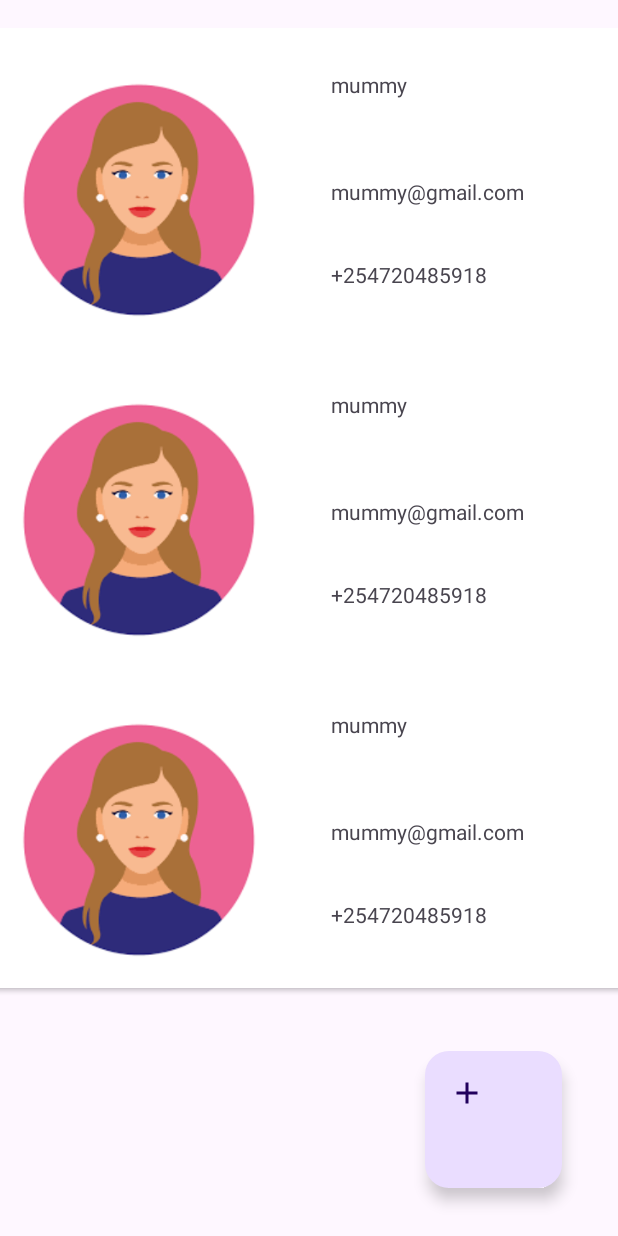
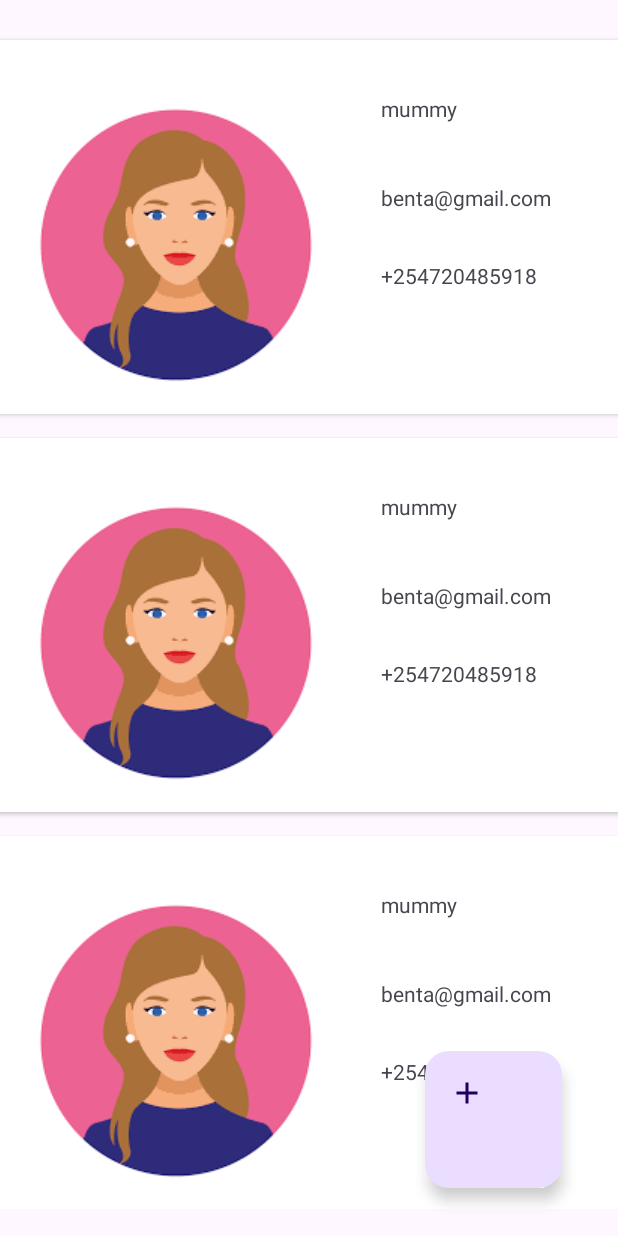
Before and after one commit to Juliet-Olieng/create_contact, an Android app: the layout activity_main.xml on its own in the app's theme, with its tools: preview values and no code run, on a phone screen of 412 x 824 dp. Run offline under Robolectric (Android 15) with nearby library versions, the phone set to English and light mode, and no system bars.

Commit message:
making changes in the contact app

```diff
--- a/app/src/main/res/layout/activity_main.xml
+++ b/app/src/main/res/layout/activity_main.xml
@@ -4,7 +4,7 @@
     xmlns:tools="http://schemas.android.com/tools"
     android:layout_width="match_parent"
     android:layout_height="match_parent"
-    tools:context=".MainActivity">
+    tools:context=".ui.MainActivity">
 
     <androidx.recyclerview.widget.RecyclerView
         android:id="@+id/rvContact"
--- a/app/src/main/res/layout/contact_list.xml
+++ b/app/src/main/res/layout/contact_list.xml
@@ -3,32 +3,22 @@
     xmlns:tools="http://schemas.android.com/tools"
     android:layout_width="match_parent"
     android:layout_height="wrap_content"
+    xmlns:app="http://schemas.android.com/apk/res-auto"
+    android:layout_margin="8dp"
+    android:id="@id/IvContact"
 
-    xmlns:app="http://schemas.android.com/apk/res-auto"
 >
-
 
 
     <androidx.constraintlayout.widget.ConstraintLayout
         android:layout_width="match_parent"
         android:layout_height="wrap_content">
-
-        <TextView
-            android:id="@+id/tvEmail"
+        <ImageView
+            android:id="@+id/IvContact"
             android:layout_width="wrap_content"
             android:layout_height="wrap_content"
-            android:layout_marginStart="32dp"
-            android:layout_marginTop="36dp"
-            android:text="mummy@gmail.com"
-            app:layout_constraintStart_toEndOf="@+id/ivContact"
-            app:layout_constraintTop_toBottomOf="@+id/tvName" />
-
-        <ImageView
-            android:id="@+id/ivContact"
-            android:layout_width="192dp"
-            android:layout_height="197dp"
             android:layout_marginStart="16dp"
-            android:layout_marginTop="16dp"
+            android:layout_marginTop="24dp"
             app:layout_constraintStart_toStartOf="parent"
             app:layout_constraintTop_toTopOf="parent"
             app:srcCompat="@drawable/avatar" />
@@ -37,21 +27,33 @@
             android:id="@+id/tvName"
             android:layout_width="93dp"
             android:layout_height="35dp"
-            android:layout_marginStart="32dp"
-            android:layout_marginTop="12dp"
+            android:layout_marginStart="24dp"
+            android:layout_marginTop="36dp"
             android:text="mummy"
-            app:layout_constraintStart_toEndOf="@+id/ivContact"
-            app:layout_constraintTop_toTopOf="@+id/ivContact" />
+            app:layout_constraintStart_toEndOf="@+id/IvContact"
+            app:layout_constraintTop_toTopOf="parent" />
 
         <TextView
             android:id="@+id/tvNumber"
             android:layout_width="wrap_content"
             android:layout_height="wrap_content"
-            android:layout_marginStart="32dp"
-            android:layout_marginTop="36dp"
+            android:layout_marginStart="24dp"
+            android:layout_marginTop="24dp"
             android:text="+254720485918"
-            app:layout_constraintStart_toEndOf="@+id/ivContact"
+            app:layout_constraintStart_toEndOf="@+id/IvContact"
             app:layout_constraintTop_toBottomOf="@+id/tvEmail" />
+
+
+
+        <TextView
+            android:id="@+id/tvEmail"
+            android:layout_width="116dp"
+            android:layout_height="28dp"
+            android:layout_marginStart="24dp"
+            android:layout_marginTop="24dp"
+            android:text="benta@gmail.com"
+            app:layout_constraintStart_toEndOf="@+id/IvContact"
+            app:layout_constraintTop_toBottomOf="@+id/tvName" />
     </androidx.constraintlayout.widget.ConstraintLayout>
 
 </androidx.cardview.widget.CardView>
--- a/app/src/main/res/values/strings.xml
+++ b/app/src/main/res/values/strings.xml
@@ -1,3 +1,6 @@
 <resources>
     <string name="app_name">contact2App</string>
+    <string name="first_name_is_required">First name is required</string>
+    <string name="email_is_required">Email is required</string>
+    <string name="phone_number_is_required">Phone number is required</string>
 </resources>
```
Also changed, not shown: app/build.gradle (+14 -7 lines), app/src/main/AndroidManifest.xml (+9 -2 lines), app/src/main/java/com/juliet/contact2app/Contact2App.kt (added, +15 -0 lines), app/src/main/java/com/juliet/contact2app/MainActivity.kt (deleted, +0 -49 lines), app/src/main/java/com/juliet/contact2app/contactData.kt (deleted, +0 -8 lines), app/src/main/java/com/juliet/contact2app/database/ContactDao.kt (added, +19 -0 lines), app/src/main/java/com/juliet/contact2app/database/ContactDb.kt (added, +25 -0 lines), app/src/main/java/com/juliet/contact2app/model/contactData.kt (added, +13 -0 lines), app/src/main/java/com/juliet/contact2app/repository/ContactRepository.kt (added, +24 -0 lines), app/src/main/java/com/juliet/contact2app/ui/ContactDetailsActivity.kt (added, +26 -0 lines), app/src/main/java/com/juliet/contact2app/ui/MainActivity.kt (added, +46 -0 lines), app/src/main/java/com/juliet/contact2app/ui/contactRvAdapter.kt (renamed from app/src/main/java/com/juliet/contact2app/contactRvAdapter.kt, +20 -11 lines), app/src/main/java/com/juliet/contact2app/viewModel/ContactsViewModel.kt (added, +26 -0 lines), app/src/main/java/com/juliet/contact2app/viewModel/Login_Activity.kt (renamed from app/src/main/java/com/juliet/contact2app/login_Activity.kt, +13 -7 lines), 2 more files.
